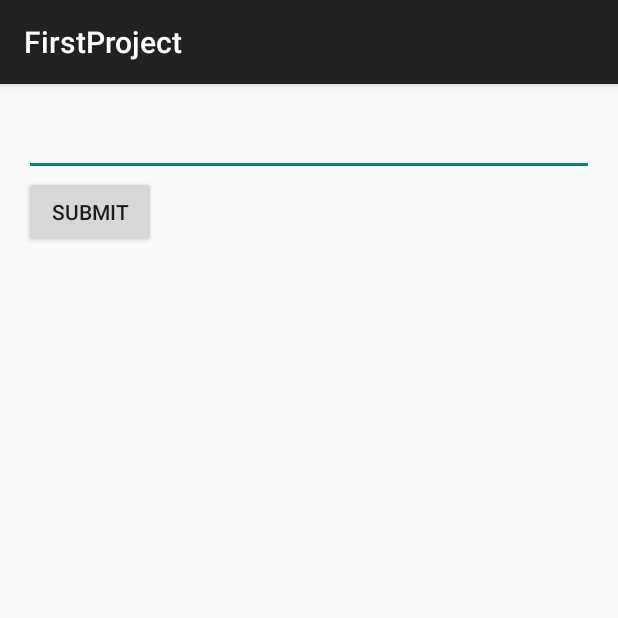
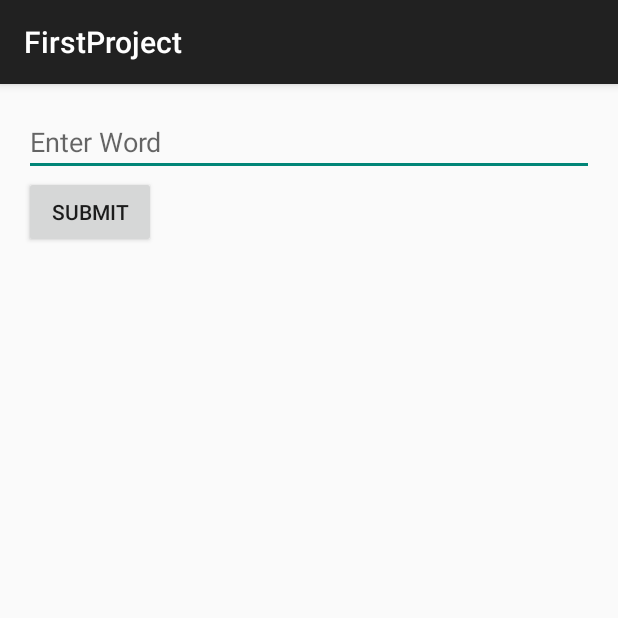
Before and after one commit to Kristie-Syda/Java-1, an Android app: the screen it shows after launch (MainActivity), after a tap on "SUBMIT", on a phone screen of 412 x 824 dp, the top half of it. Run offline under Robolectric (Android 15) with nearby library versions, the phone set to English and light mode, and no system bars.

Commit message:
added array, textfield, list view and button
captures text from text field and stores into list view when button is
clicked. text field is then cleared.

```diff
--- a/FirstProject/app/src/main/java/com/kristiesyda/firstproject/MainActivity.java
+++ b/FirstProject/app/src/main/java/com/kristiesyda/firstproject/MainActivity.java
@@ -52,6 +52,9 @@ public class MainActivity extends ActionBarActivity {
 
                 arrayAdapter.notifyDataSetChanged();
 
+                //clears field when button is clicked
+                et.setText("");
+
             }
         });
 
--- a/FirstProject/app/src/main/res/layout/activity_main.xml
+++ b/FirstProject/app/src/main/res/layout/activity_main.xml
@@ -12,7 +12,8 @@
     <EditText
         android:id="@+id/mainEdit"
         android:layout_width="match_parent"
-        android:layout_height="wrap_content"/>
+        android:layout_height="wrap_content"
+        android:hint="Enter Word"/>
 
     <Button
         android:id="@+id/mainButton"
```
